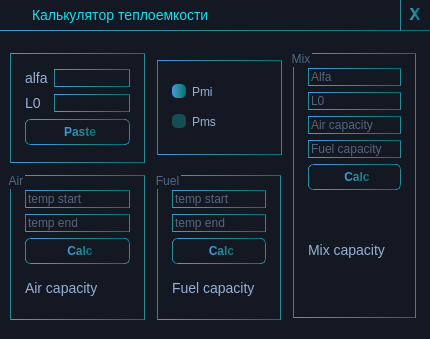
Qt form 2modules/duringcalc.ui (Ismaxis/212QtMay) before a commit.
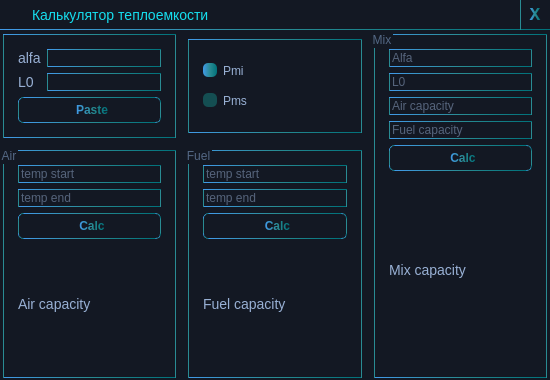
The same form after that commit.

The edit to the form file:
```diff
--- a/2modules/duringcalc.ui
+++ b/2modules/duringcalc.ui
@@ -6,19 +6,19 @@
    <rect>
     <x>0</x>
     <y>0</y>
-    <width>430</width>
-    <height>339</height>
+    <width>550</width>
+    <height>380</height>
    </rect>
   </property>
   <property name="minimumSize">
    <size>
-    <width>430</width>
-    <height>315</height>
+    <width>0</width>
+    <height>0</height>
    </size>
   </property>
   <property name="maximumSize">
    <size>
-    <width>430</width>
+    <width>20000</width>
     <height>20000</height>
    </size>
   </property>
@@ -84,8 +84,8 @@
     <rect>
      <x>0</x>
      <y>0</y>
-     <width>431</width>
-     <height>31</height>
+     <width>550</width>
+     <height>30</height>
     </rect>
    </property>
    <property name="sizePolicy">
@@ -131,7 +131,7 @@
    <widget class="QPushButton" name="closePushButton">
     <property name="geometry">
      <rect>
-      <x>400</x>
+      <x>520</x>
       <y>0</y>
       <width>31</width>
       <height>31</height>
@@ -200,26 +200,20 @@
    <property name="geometry">
     <rect>
      <x>0</x>
-     <y>40</y>
-     <width>430</width>
-     <height>290</height>
+     <y>31</y>
+     <width>550</width>
+     <height>350</height>
     </rect>
    </property>
    <property name="minimumSize">
     <size>
-     <width>430</width>
+     <width>0</width>
      <height>0</height>
     </size>
    </property>
+   <layout class="QGridLayout" name="gridLayout">
+    <item row="0" column="0">
    <widget class="QGroupBox" name="groupBox">
-    <property name="geometry">
-     <rect>
-      <x>7</x>
-      <y>10</y>
-      <width>141</width>
-      <height>116</height>
-     </rect>
-    </property>
     <property name="title">
      <string/>
     </property>
@@ -288,101 +282,50 @@
      </item>
     </layout>
    </widget>
-   <widget class="QGroupBox" name="groupBox_fuel">
-    <property name="geometry">
-     <rect>
-      <x>154</x>
-      <y>132</y>
-      <width>130</width>
-      <height>151</height>
-     </rect>
-    </property>
-    <property name="title">
-     <string>Fuel</string>
-    </property>
-    <layout class="QVBoxLayout" name="verticalLayout_3">
-     <item>
-      <widget class="QLineEdit" name="le_tempStartFuel">
-       <property name="placeholderText">
-        <string>temp start</string>
-       </property>
-      </widget>
-     </item>
-     <item>
-      <widget class="QLineEdit" name="le_tempEndFuel">
-       <property name="placeholderText">
-        <string>temp end</string>
-       </property>
-      </widget>
-     </item>
-     <item>
-      <widget class="QPushButton" name="pb_calcFuel">
-       <property name="text">
-        <string>Calc</string>
-       </property>
-      </widget>
-     </item>
-     <item>
-      <widget class="QLabel" name="output_fuel">
-       <property name="text">
-        <string>Fuel capacity</string>
-       </property>
-      </widget>
-     </item>
-    </layout>
-   </widget>
-   <widget class="QGroupBox" name="groupBox_air">
-    <property name="geometry">
-     <rect>
-      <x>7</x>
-      <y>132</y>
-      <width>141</width>
-      <height>151</height>
-     </rect>
-    </property>
+    </item>
+    <item row="0" column="1">
+     <widget class="QGroupBox" name="groupBox_mode">
+      <property name="sizePolicy">
+       <sizepolicy hsizetype="Preferred" vsizetype="Fixed">
+        <horstretch>0</horstretch>
+        <verstretch>0</verstretch>
+       </sizepolicy>
+      </property>
+      <property name="minimumSize">
+       <size>
+        <width>0</width>
+        <height>100</height>
+       </size>
+      </property>
+      <property name="styleSheet">
+       <string notr="true"/>
+      </property>
     <property name="title">
-     <string>Air</string>
-    </property>
-    <layout class="QVBoxLayout" name="verticalLayout_2">
+       <string/>
+      </property>
+      <layout class="QVBoxLayout" name="verticalLayout_4">
      <item>
-      <widget class="QLineEdit" name="le_tempStartAir">
-       <property name="placeholderText">
-        <string>temp start</string>
-       </property>
-      </widget>
-     </item>
-     <item>
-      <widget class="QLineEdit" name="le_tempEndAir">
-       <property name="placeholderText">
-        <string>temp end</string>
+        <widget class="QRadioButton" name="radioButton_pmi">
+         <property name="text">
+          <string>Pmi</string>
+         </property>
+         <property name="checked">
+          <bool>true</bool>
        </property>
       </widget>
      </item>
      <item>
-      <widget class="QPushButton" name="pb_calcAir">
+        <widget class="QRadioButton" name="radioButton_pms">
        <property name="text">
-        <string>Calc</string>
+          <string>Pms</string>
        </property>
       </widget>
      </item>
-     <item>
-      <widget class="QLabel" name="output_air">
-       <property name="text">
-        <string>Air capacity</string>
-       </property>
-      </widget>
-     </item>
-    </layout>
-   </widget>
+      </layout>
+     </widget>
+    </item>
+    <item row="0" column="2" rowspan="2">
    <widget class="QGroupBox" name="groupBox_mix">
-    <property name="geometry">
-     <rect>
-      <x>290</x>
-      <y>10</y>
-      <width>129</width>
-      <height>271</height>
-     </rect>
-    </property>
     <property name="title">
      <string>Mix</string>
     </property>
@@ -455,53 +398,82 @@
      </item>
     </layout>
    </widget>
-   <widget class="QGroupBox" name="groupBox_mode">
-    <property name="geometry">
-     <rect>
-      <x>154</x>
-      <y>17</y>
-      <width>131</width>
-      <height>101</height>
-     </rect>
-    </property>
-    <property name="sizePolicy">
-     <sizepolicy hsizetype="Preferred" vsizetype="Fixed">
-      <horstretch>0</horstretch>
-      <verstretch>0</verstretch>
-     </sizepolicy>
-    </property>
-    <property name="minimumSize">
-     <size>
-      <width>0</width>
-      <height>100</height>
-     </size>
-    </property>
-    <property name="styleSheet">
-     <string notr="true"/>
-    </property>
+    </item>
+    <item row="1" column="0">
+     <widget class="QGroupBox" name="groupBox_air">
+      <property name="title">
+       <string>Air</string>
+      </property>
+      <layout class="QVBoxLayout" name="verticalLayout_2">
+       <item>
+        <widget class="QLineEdit" name="le_tempStartAir">
+         <property name="placeholderText">
+          <string>temp start</string>
+         </property>
+        </widget>
+       </item>
+       <item>
+        <widget class="QLineEdit" name="le_tempEndAir">
+         <property name="placeholderText">
+          <string>temp end</string>
+         </property>
+        </widget>
+       </item>
+       <item>
+        <widget class="QPushButton" name="pb_calcAir">
+         <property name="text">
+          <string>Calc</string>
+         </property>
+        </widget>
+       </item>
+       <item>
+        <widget class="QLabel" name="output_air">
+         <property name="text">
+          <string>Air capacity</string>
+         </property>
+        </widget>
+       </item>
+      </layout>
+     </widget>
+    </item>
+    <item row="1" column="1">
+     <widget class="QGroupBox" name="groupBox_fuel">
     <property name="title">
-     <string/>
-    </property>
-    <layout class="QVBoxLayout" name="verticalLayout_4">
+       <string>Fuel</string>
+      </property>
+      <layout class="QVBoxLayout" name="verticalLayout_3">
      <item>
-      <widget class="QRadioButton" name="radioButton_pmi">
-       <property name="text">
-        <string>Pmi</string>
-       </property>
-       <property name="checked">
-        <bool>true</bool>
+        <widget class="QLineEdit" name="le_tempStartFuel">
+         <property name="placeholderText">
+          <string>temp start</string>
+         </property>
+        </widget>
+       </item>
+       <item>
+        <widget class="QLineEdit" name="le_tempEndFuel">
+         <property name="placeholderText">
+          <string>temp end</string>
        </property>
       </widget>
      </item>
      <item>
-      <widget class="QRadioButton" name="radioButton_pms">
+        <widget class="QPushButton" name="pb_calcFuel">
        <property name="text">
-        <string>Pms</string>
+          <string>Calc</string>
        </property>
       </widget>
      </item>
-    </layout>
-   </widget>
+       <item>
+        <widget class="QLabel" name="output_fuel">
+         <property name="text">
+          <string>Fuel capacity</string>
+         </property>
+        </widget>
+       </item>
+      </layout>
+     </widget>
+    </item>
+   </layout>
   </widget>
  </widget>
  <resources/>
```
Lines whose indentation alone changed are shown as unchanged.
